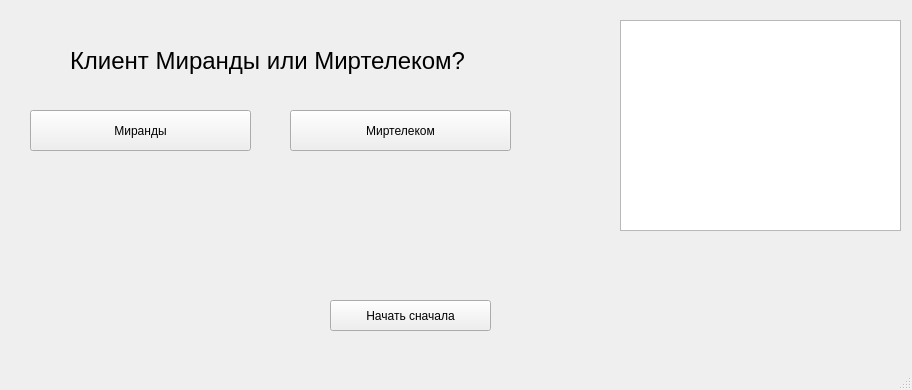
This is UI/main_page.ui in Scykorr/flow_questionnaire as Qt 5 draws it before an edit. The edited form follows.
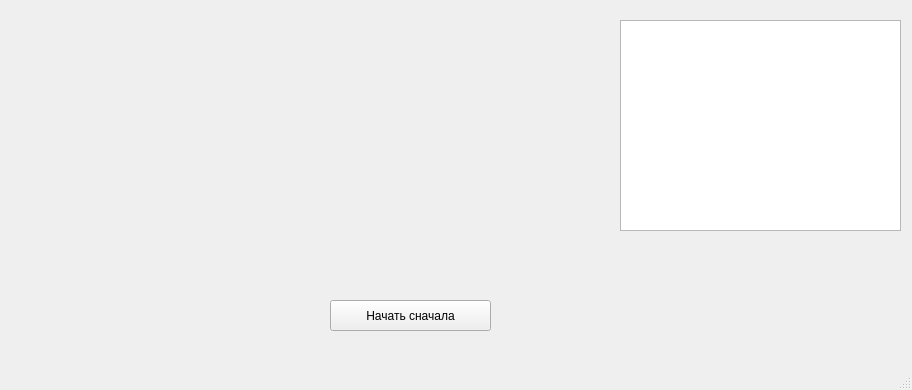
This is the edited form. The open tabs and pages were chosen to show the change.

Commit message: first init programm version 0.0.2

```diff
--- a/UI/main_page.ui
+++ b/UI/main_page.ui
@@ -118,6 +118,7 @@
       </property>
      </widget>
     </widget>
+    <widget class="QWidget" name="page_3"/>
    </widget>
    <widget class="QTextBrowser" name="textBrowser">
     <property name="geometry">
```
The commit also changes 2 other files.
